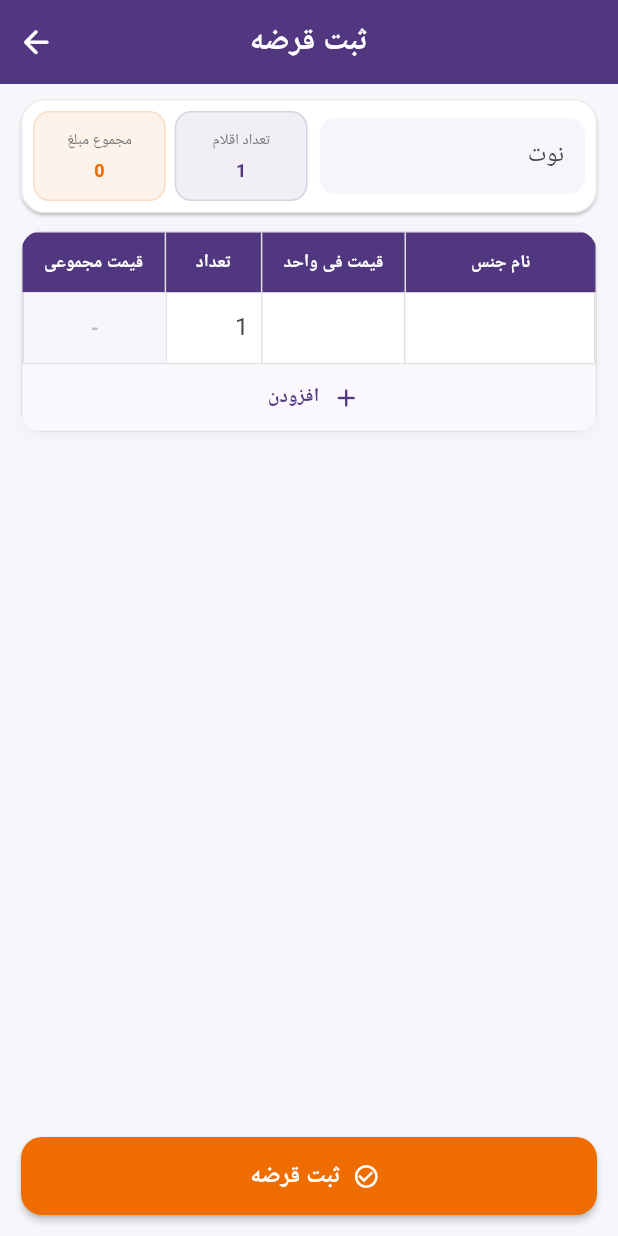
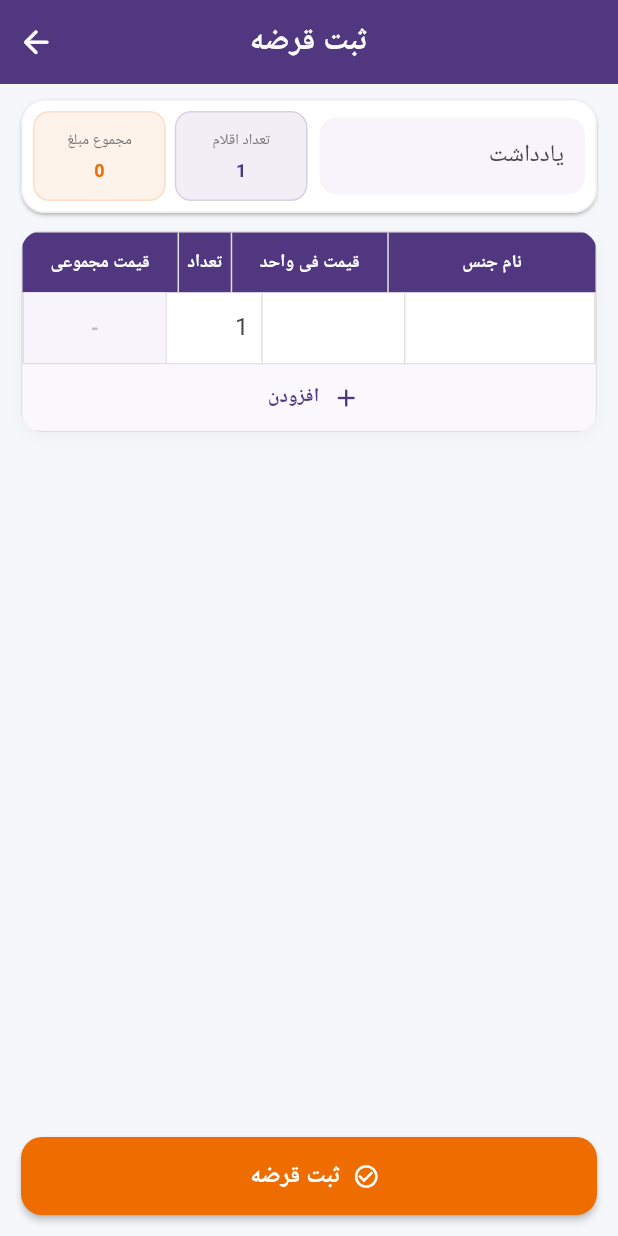
Before and after one commit to bismillahturk16-tech/shop, a Flutter app: the AddLoanScreen screen opened directly with empty values, on a phone screen of 412 x 824 dp. Run offline on Flutter 3.47's test engine with Material 3 defaults, Android fonts, the phone set to English and light mode, and no system bars; our stand-ins replace cloud_firestore, connectivity_plus, firebase_auth, firebase_core, hive, hive_flutter and 2 more; accounts and stored records are empty.

Commit message:
توضیحات کوتاه

```diff
--- a/lib/components/app_drawer.dart
+++ b/lib/components/app_drawer.dart
@@ -192,13 +192,13 @@ class _TotalBalanceCard extends StatelessWidget {
               ),
               const SizedBox(height: 14),
               _TotalLine(
-                label: 'مجموع قرض',
+                label: 'مجموع قرضه',
                 amount: totalLoan,
                 color: const Color(0xFFFFD54F),
               ),
               const SizedBox(height: 8),
               _TotalLine(
-                label: 'مجموع پرداختی',
+                label: 'مجموع پرداخت',
                 amount: totalPayment,
                 color: const Color(0xFFA5D6A7),
               ),
--- a/lib/components/sync_status_bar.dart
+++ b/lib/components/sync_status_bar.dart
@@ -15,9 +15,6 @@ class SyncStatusBar extends StatelessWidget {
       builder: (context, child) {
         final sync = SyncService.instance;
 
-        // Nothing is confirmed by the phone alone: «همگام» appears only once
-        // Firestore has answered, so a Wi-Fi with no internet behind it shows
-        // as unverified instead of a healthy green.
         final color = !cloudReady
             ? const Color(0xFF667781)
             : sync.isSyncing
@@ -49,7 +46,7 @@ class SyncStatusBar extends StatelessWidget {
             : !cloudReady
             ? 'حساب محلی روی این گوشی'
             : sync.lastError != null
-            ? 'خطا در همگام‌سازی (${sync.lastError})'
+            ? 'خطا در همگام‌سازی'
             : sync.statusLabel;
 
         return Container(
--- a/lib/main.dart
+++ b/lib/main.dart
@@ -41,7 +41,6 @@ class _ForShopState extends State<ForShop> with WidgetsBindingObserver {
     super.dispose();
   }
 
-  /// Coming back to the foreground retries whatever stayed unsynced.
   @override
   void didChangeAppLifecycleState(AppLifecycleState state) {
     if (state == AppLifecycleState.resumed) {
@@ -67,8 +66,6 @@ class _ForShopState extends State<ForShop> with WidgetsBindingObserver {
   }
 }
 
-/// Hive stays available whether or not the user signs in; the account only
-/// unlocks the cloud backup.
 class AuthGate extends StatefulWidget {
   const AuthGate({super.key});
 
--- a/lib/screens/add_loan_screen.dart
+++ b/lib/screens/add_loan_screen.dart
@@ -190,7 +190,7 @@ class _AddLoanScreenState extends State<AddLoanScreen> {
                                 textAlign: TextAlign.right,
                                 textDirection: TextDirection.rtl,
                                 decoration: InputDecoration(
-                                  hintText: 'نوت ',
+                                  hintText: 'یادداشت ',
                                   hintTextDirection: TextDirection.rtl,
                                   isDense: true,
                                   filled: true,
@@ -255,7 +255,7 @@ class _AddLoanScreenState extends State<AddLoanScreen> {
                                 _CellDivider(),
                                 _CellHeader(label: 'قیمت فی واحد', flex: 3),
                                 _CellDivider(),
-                                _CellHeader(label: 'تعداد', flex: 2),
+                                _CellHeader(label: 'تعداد', flex: 1),
                                 _CellDivider(),
                                 _CellHeader(label: 'قیمت مجموعی', flex: 3),
                               ],
--- a/lib/screens/home_screen.dart
+++ b/lib/screens/home_screen.dart
@@ -75,7 +75,7 @@ class _HomeScreenState extends State<HomeScreen> {
     if (!mounted) return;
 
     if (!online) {
-      _showMessage('برای خروج، اتصال به فایربیس باید برقرار باشد.');
+      _showMessage('برای خروج، به انترنت یا وای فای وصل شوید');
 
       return;
     }
--- a/lib/services/local_auth_store.dart
+++ b/lib/services/local_auth_store.dart
@@ -11,8 +11,6 @@ class StoredAccount {
   final String email;
 }
 
-/// Email/password accounts kept on the device, used until Firebase is
-/// configured. Only a salted SHA-256 hash is stored, never the password.
 class LocalAuthStore {
   LocalAuthStore._(this._box);
 
```
Also changed, not shown: lib/components/delete_customer_dialog.dart (+0 -11 lines), lib/components/identity_confirmation.dart (+0 -14 lines), lib/services/auth_service.dart (+1 -12 lines), lib/sync/sync_service.dart (+5 -23 lines).
